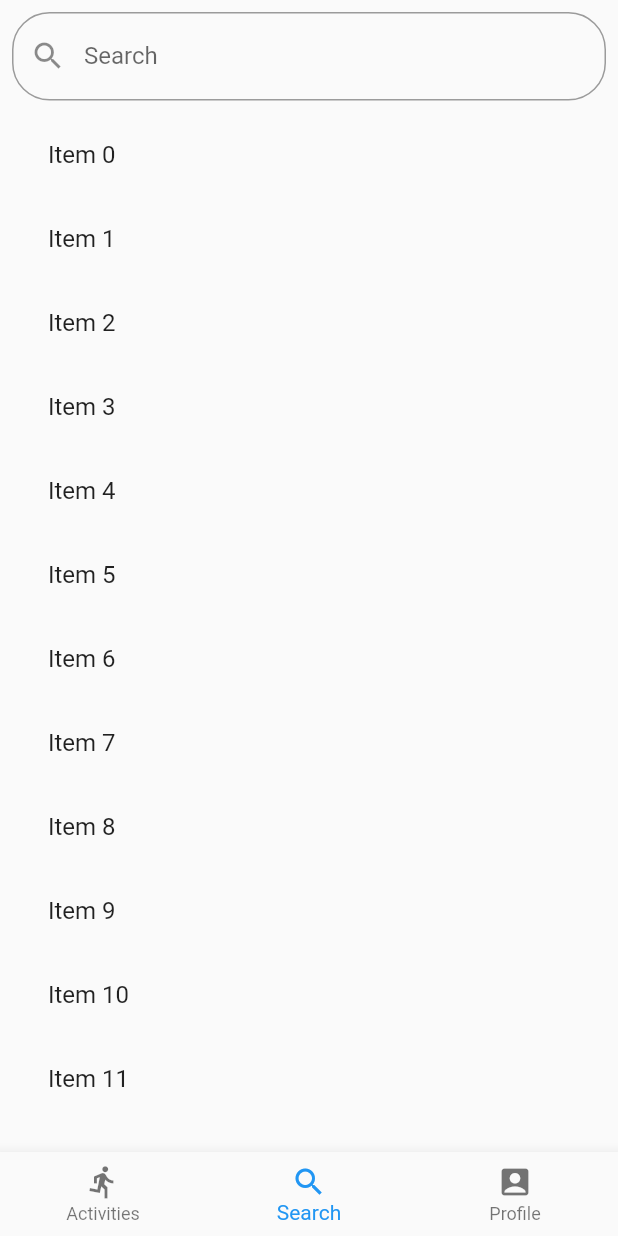
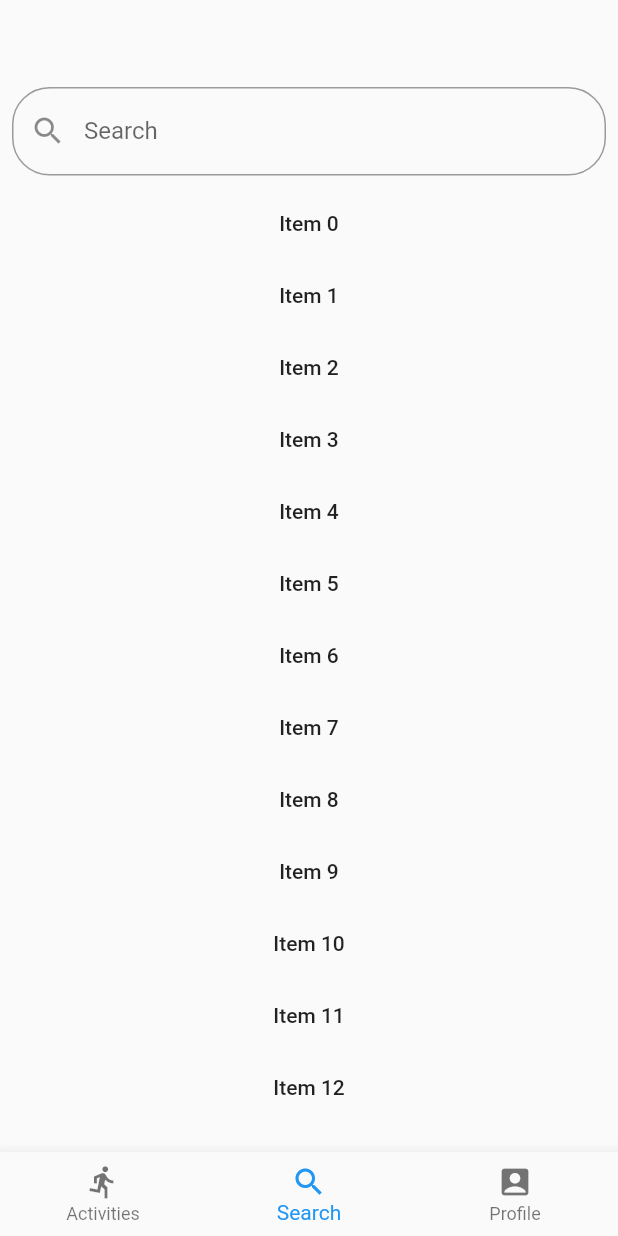
Before and after one commit to keyclicker/untitled_int20h_mobile_project, a Flutter app: the screen it shows after launch, item 2 of the bottom bar chosen, on a phone screen of 412 x 824 dp. Run offline on Flutter 3.47's test engine with Material 2 defaults, Android fonts, the phone set to English and light mode, and no system bars; missing offline and left inert: search_widget.

Commit message:
search fixed

```diff
--- a/lib/search.dart
+++ b/lib/search.dart
@@ -61,6 +61,7 @@ class _SearchPageState extends State<SearchPage> {
   Widget build(BuildContext context) {
     return new Scaffold(
       body: Container(
+        margin: const EdgeInsets.only(top: 50.0),
         child: Column(
           children: <Widget>[
             Padding(
@@ -79,18 +80,18 @@ class _SearchPageState extends State<SearchPage> {
               ),
             ),
             Expanded(
-                child: FlatButton(
                   child: ListView.builder(
                     shrinkWrap: true,
                     itemCount: items.length,
                     itemBuilder: (context, index) {
-                      return ListTile(
-                        title: Text('${items[index]}'),
+                      return FlatButton(
+                        child: Text('${items[index]}'),
+                        onPressed: () {
+                          //TODO
+                        },
                       );
                     },
                   ),
-                  onPressed: () {//TODO},
-                )
             ),
           ],
         ),
```
